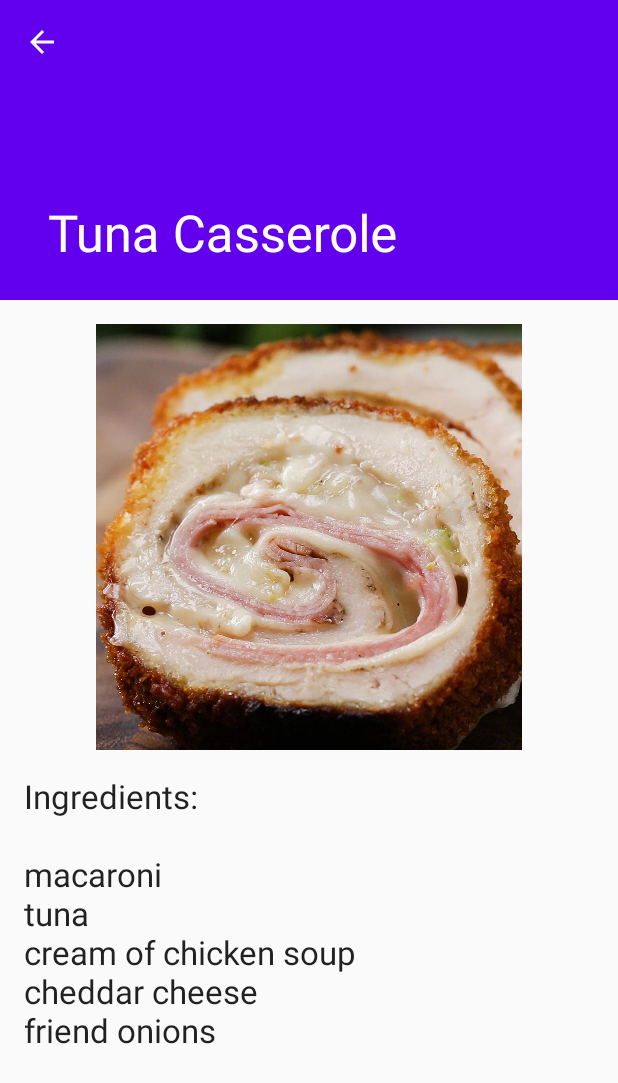
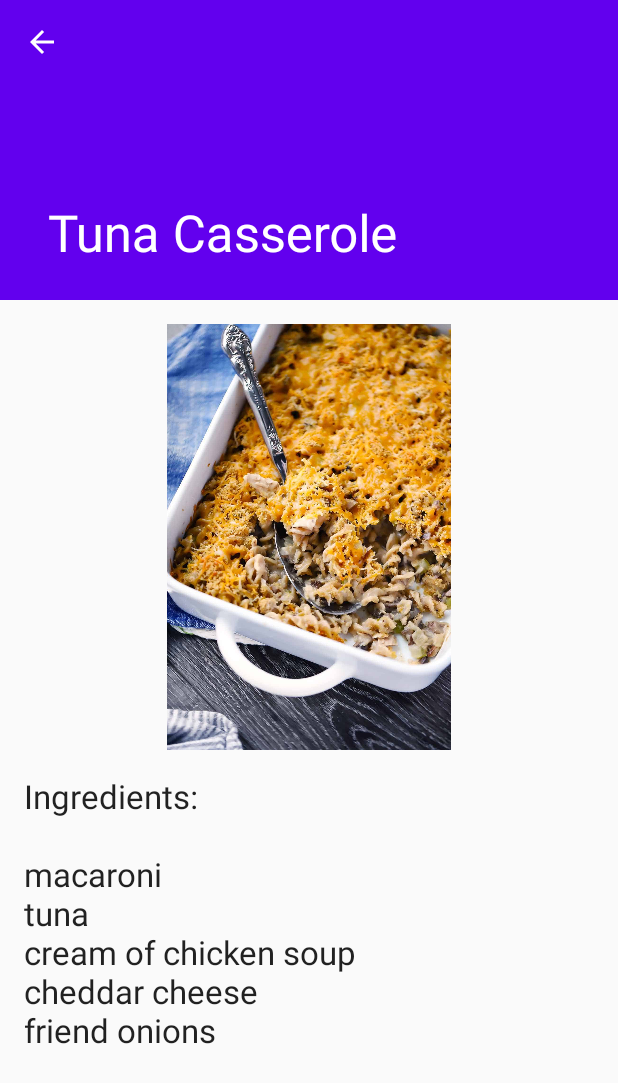
Before and after one commit to lauramcguire/CPS731_Lab_5, an Android app: the screen it shows after launch (RecipeDetailActivity), after a tap on "Tuna Casserole", on a phone screen of 412 x 824 dp. Shown: the top 1083 px of the screen. Run offline under Robolectric (Android 15) with nearby library versions, the phone set to English and light mode, and no system bars.

Commit message:
updated setImageResource to include relevant images

```diff
--- a/app/src/main/java/com/cps731lab5/RecipeDetailFragment.java
+++ b/app/src/main/java/com/cps731lab5/RecipeDetailFragment.java
@@ -28,6 +28,9 @@ public class RecipeDetailFragment extends Fragment {
      */
     public static final String ARG_ITEM_ID = "item_id";
 
+    private int[] images = {R.drawable.img1, R.drawable.img2, R.drawable.img3, R.drawable.img4, R.drawable.img5,
+            R.drawable.img6, R.drawable.img7, R.drawable.img8, R.drawable.img9, R.drawable.img10,
+            R.drawable.img11, R.drawable.img12, R.drawable.img13};
     /**
      * The dummy content this fragment is presenting.
      */
@@ -67,7 +70,7 @@ public class RecipeDetailFragment extends Fragment {
         if (mItem != null) {
             ((TextView) rootView.findViewById(R.id.recipe_detail)).setText(mItem.ingredientsStr);
             //Set this to be of the respective image
-            ((ImageView) rootView.findViewById(R.id.picture)).setImageResource(R.drawable.img1);
+            ((ImageView) rootView.findViewById(R.id.picture)).setImageResource(images[mItem.image]);
         }
 
         return rootView;
--- a/app/src/main/java/com/cps731lab5/RecipeListActivity.java
+++ b/app/src/main/java/com/cps731lab5/RecipeListActivity.java
@@ -69,10 +69,7 @@ public class RecipeListActivity extends AppCompatActivity {
 
         private final RecipeListActivity mParentActivity;
         private final List<DummyContent.DummyItem> mValues;
-        //this is for testing
-        private int[] images = {R.drawable.img1, R.drawable.img2, R.drawable.img3, R.drawable.img4, R.drawable.img5,
-                R.drawable.img6, R.drawable.img7, R.drawable.img8, R.drawable.img9, R.drawable.img10,
-                R.drawable.img11, R.drawable.img12, R.drawable.img13};
+
         private final boolean mTwoPane;
         private final View.OnClickListener mOnClickListener = new View.OnClickListener() {
             @Override
--- a/app/src/main/java/com/cps731lab5/dummy/DummyContent.java
+++ b/app/src/main/java/com/cps731lab5/dummy/DummyContent.java
@@ -26,27 +26,27 @@ public class DummyContent {
     static {
         //Add recipes
         addItem(new DummyItem("Chicken Cordon Bleu", "Chicken filled with ham and swiss cheese, topped with bread crumbs.",
-                "Ingredients:\n\nchicken\nsalt\npepper\nswiss cheese\nham\nbread crumbs", 1));
+                "Ingredients:\n\nchicken\nsalt\npepper\nswiss cheese\nham\nbread crumbs", 0));
         addItem(new DummyItem("Tuna Casserole", "Macaroni with tuna in cream of chicken soup sauce with cheese and fried onions.",
-                "Ingredients:\n\nmacaroni\ntuna\ncream of chicken soup\ncheddar cheese\nfriend onions", 2));
+                "Ingredients:\n\nmacaroni\ntuna\ncream of chicken soup\ncheddar cheese\nfriend onions", 1));
         addItem(new DummyItem("Ground Beef Noodles", "Ramen noodles topped with ground beef, tomato, and corn.",
-                "Ingredients:\n\nground beef\nramen noodles\ndiced tomatoes\ncorn", 3));
+                "Ingredients:\n\nground beef\nramen noodles\ndiced tomatoes\ncorn", 2));
         addItem(new DummyItem("Smoked Cheese Ravioli", "Creamy cheese ravioli with smoked gouda.",
-                "Ingredients:\n\nfrozen ravioli\ncream\nGouda cheese\nfresh parsley\npepper", 4));
+                "Ingredients:\n\nfrozen ravioli\ncream\nGouda cheese\nfresh parsley\npepper", 3));
         addItem(new DummyItem("Pesto Chicken", "Chicken breast topped with basil pesto and prosciutto.",
-                "Ingredients:\n\nchicken breast\nbasil pesto\nprosciutto", 5));
+                "Ingredients:\n\nchicken breast\nbasil pesto\nprosciutto", 4));
         addItem(new DummyItem("Roasted Butternut Squash", "Butternut squash baked with olive oil, salt, and pepper.",
-                "Ingredients:\n\nbutternut squash\nolive oil\npepper\nsalt\npepper", 6));
+                "Ingredients:\n\nbutternut squash\nolive oil\npepper\nsalt\npepper", 5));
         addItem(new DummyItem("Miso-Glazed Turnips", "Charred turnips coated in miso, butter, sugar, pepper, and lemon.",
-                "Ingredients:\n\nturnips\nmiso\nbutter\nsugar\npepper\nlemon", 7));
+                "Ingredients:\n\nturnips\nmiso\nbutter\nsugar\npepper\nlemon", 6));
         addItem(new DummyItem("Charred Leeks With Honey and Vinegar", "Leeks glazed in vinegar, honey, and olive oil.",
-                "Ingredients:\n\nleeks\nvinegar\nhoney\nolive oil", 8));
+                "Ingredients:\n\nleeks\nvinegar\nhoney\nolive oil", 7));
         addItem(new DummyItem("Collard Greens", "Sauteed collard greens, bacon, and onions seasoned with chili and salt.",
-                "Ingredients:\n\nonion\nolive oil\nbacon\npepper\ncollard greens\nchili\nsalt", 9));
+                "Ingredients:\n\nonion\nolive oil\nbacon\npepper\ncollard greens\nchili\nsalt", 8));
         addItem(new DummyItem("Jammy Eggs with Paprika Aioli", "Soft boiled eggs topped with pepperoncini, parsley, mayonnaise, paprika, and salt.",
-                "Ingredients:\n\neggs\npepperoncini\nparsley\nmayonnaise\npaprika\nsalt", 10));
+                "Ingredients:\n\neggs\npepperoncini\nparsley\nmayonnaise\npaprika\nsalt", 9));
         addItem(new DummyItem("Pasta al Limone", "Spaghetti with butter cream sauce spiced topped with salt, pepper, and lemon.",
-                "Ingredients:\n\nspaghetti\nlemon\nsalt\ncream\nbutter\ncheese\npepper", 11));
+                "Ingredients:\n\nspaghetti\nlemon\nsalt\ncream\nbutter\ncheese\npepper", 10));
     }
 
     /* A dummy item representing a piece of content. */
--- a/app/src/main/res/layout/recipe_detail.xml
+++ b/app/src/main/res/layout/recipe_detail.xml
@@ -2,7 +2,7 @@
 <LinearLayout xmlns:android="http://schemas.android.com/apk/res/android"
     xmlns:app="http://schemas.android.com/apk/res-auto"
     xmlns:tools="http://schemas.android.com/tools"
-    android:layout_width="wrap_content"
+    android:layout_width="match_parent"
     android:layout_height="wrap_content"
     android:orientation="vertical">
 
@@ -10,7 +10,6 @@
         android:id="@+id/picture"
         android:layout_width="match_parent"
         android:layout_height="300sp"
-        android:gravity="center"
         android:paddingTop="16sp"
         tools:src="@tools:sample/avatars" />
 
```
